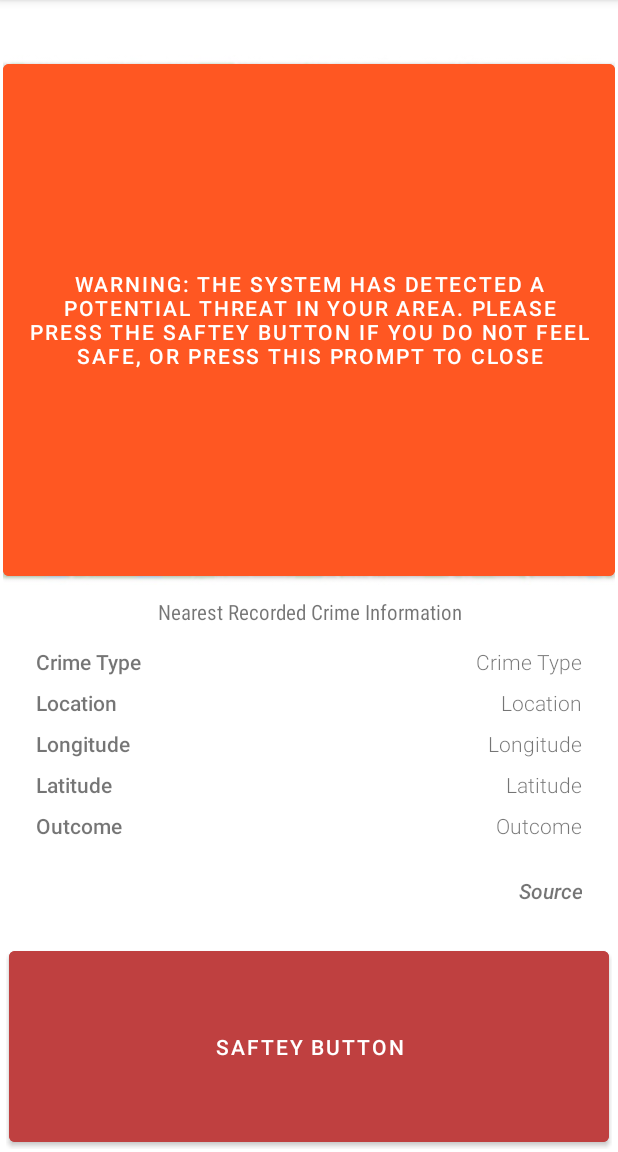
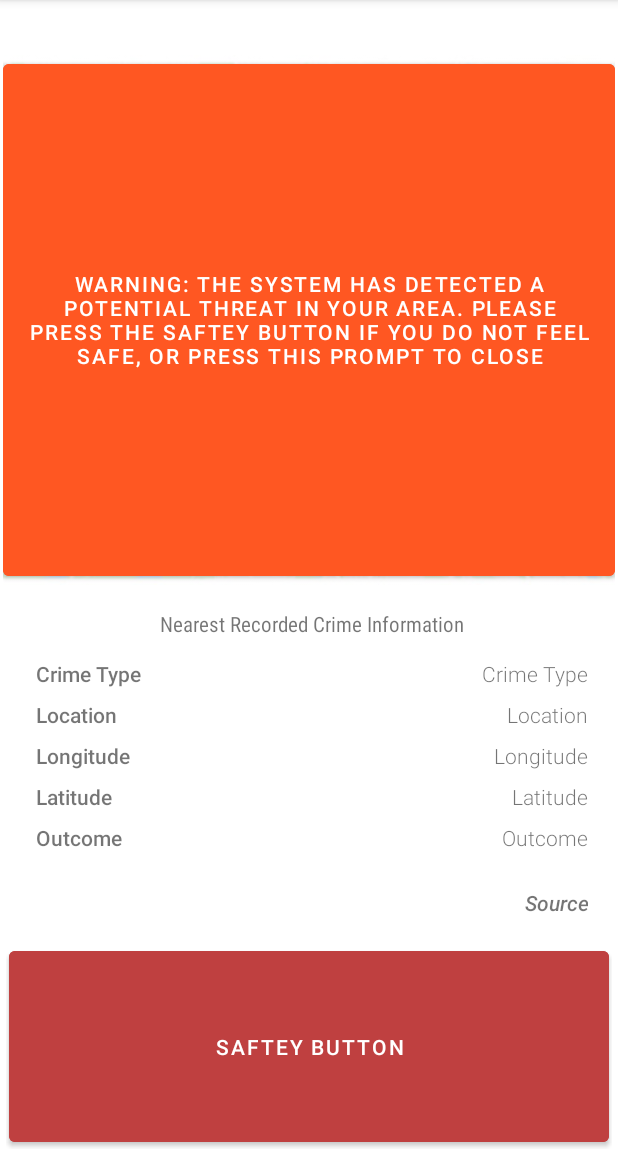
Before and after one commit to Pritesh2k/FinalYearProject, an Android app: the screen it shows after launch (MainActivity), on a phone screen of 412 x 824 dp, the part 84-1236 px from its top. Run offline under Robolectric (Android 15) with nearby library versions, the phone set to English and light mode, and no system bars; our stand-ins replace Firebase (no records; nobody signed in at launch, a user with empty details on screens opened directly).

Commit message:
Update to Front end design of the CrimeLog and Main page

```diff
--- a/app/src/main/res/layout/activity_debug_log.xml
+++ b/app/src/main/res/layout/activity_debug_log.xml
@@ -11,9 +11,9 @@
         android:id="@+id/CrimeLog_Header"
         android:layout_width="match_parent"
         android:layout_height="wrap_content"
-        android:gravity="center_horizontal|top"
-        android:text="Crime Log"
-        android:textSize="24sp"
+        android:gravity="center"
+        android:text="CRIME LOG"
+        android:textSize="20sp"
         app:layout_constraintEnd_toEndOf="parent"
         app:layout_constraintStart_toStartOf="parent"
         app:layout_constraintTop_toTopOf="parent" />
--- a/app/src/main/res/layout/activity_main.xml
+++ b/app/src/main/res/layout/activity_main.xml
@@ -101,18 +101,6 @@
 
         </LinearLayout>
 
-        <TextView
-            android:id="@+id/NearestCrime_Header"
-            android:layout_width="371dp"
-            android:layout_height="35dp"
-            android:fontFamily="sans-serif-condensed"
-            android:gravity="center"
-            android:text="Nearest Recorded Crime Information"
-            android:textAlignment="center"
-            app:layout_constraintEnd_toEndOf="parent"
-            app:layout_constraintStart_toStartOf="parent"
-            app:layout_constraintTop_toBottomOf="@+id/MapBackground" />
-
         <LinearLayout
             android:id="@+id/linearLayout2"
             android:layout_width="121dp"
@@ -168,11 +156,25 @@
 
         </LinearLayout>
 
+        <TextView
+            android:id="@+id/NearestCrime_Header"
+            android:layout_width="371dp"
+            android:layout_height="35dp"
+            android:layout_marginTop="8dp"
+            android:fontFamily="sans-serif-condensed"
+            android:gravity="center"
+            android:text="Nearest Recorded Crime Information"
+            android:textAlignment="center"
+            app:layout_constraintEnd_toEndOf="parent"
+            app:layout_constraintHorizontal_bias="0.54"
+            app:layout_constraintStart_toStartOf="parent"
+            app:layout_constraintTop_toBottomOf="@+id/MapBackground" />
+
         <LinearLayout
             android:id="@+id/linearLayout3"
             android:layout_width="247dp"
             android:layout_height="186dp"
-            android:layout_marginEnd="16dp"
+            android:layout_marginEnd="12dp"
             android:orientation="vertical"
             android:padding="2dp"
             app:layout_constraintBottom_toTopOf="@+id/linearLayout"
```
